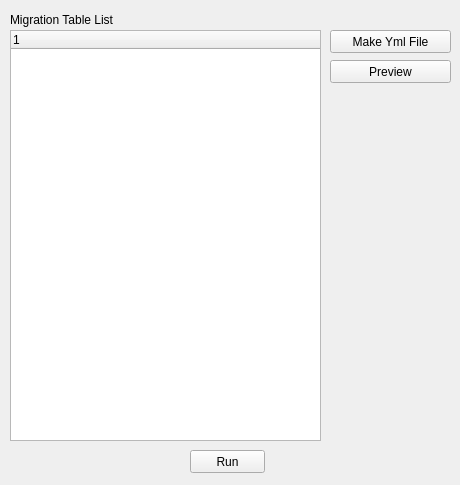
Old version of the form ui/summary.ui in the repository jihyoo0205/embulk.
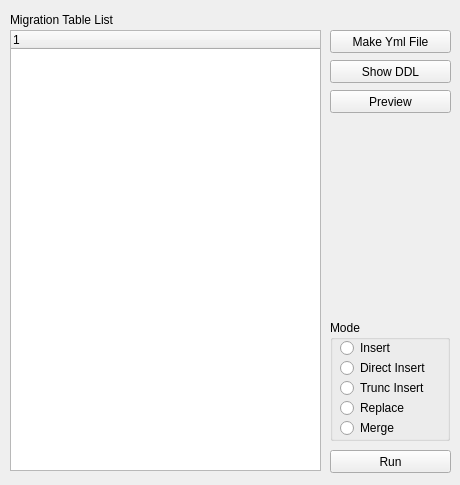
New version of the form.

Commit message: insert mode 추가

Diff of the .ui file:
```diff
--- a/ui/summary.ui
+++ b/ui/summary.ui
@@ -28,9 +28,9 @@
   <widget class="QPushButton" name="pushButtonRun">
    <property name="geometry">
     <rect>
-     <x>190</x>
+     <x>330</x>
      <y>450</y>
-     <width>75</width>
+     <width>121</width>
      <height>23</height>
     </rect>
    </property>
@@ -70,7 +70,7 @@
      <x>10</x>
      <y>30</y>
      <width>311</width>
-     <height>411</height>
+     <height>441</height>
     </rect>
    </property>
    <column>
@@ -83,7 +83,7 @@
    <property name="geometry">
     <rect>
      <x>330</x>
-     <y>60</y>
+     <y>90</y>
      <width>121</width>
      <height>23</height>
     </rect>
@@ -92,6 +92,104 @@
     <string>Preview</string>
    </property>
   </widget>
+  <widget class="QGroupBox" name="groupBoxMode">
+   <property name="geometry">
+    <rect>
+     <x>330</x>
+     <y>320</y>
+     <width>120</width>
+     <height>121</height>
+    </rect>
+   </property>
+   <property name="title">
+    <string>Mode</string>
+   </property>
+   <widget class="QRadioButton" name="radioButtonMerge">
+    <property name="geometry">
+     <rect>
+      <x>10</x>
+      <y>100</y>
+      <width>90</width>
+      <height>16</height>
+     </rect>
+    </property>
+    <property name="text">
+     <string>Merge</string>
+    </property>
+   </widget>
+   <widget class="QRadioButton" name="radioButtonInsert">
+    <property name="geometry">
+     <rect>
+      <x>10</x>
+      <y>20</y>
+      <width>90</width>
+      <height>16</height>
+     </rect>
+    </property>
+    <property name="text">
+     <string>Insert</string>
+    </property>
+   </widget>
+   <widget class="QRadioButton" name="radioButtonDirect">
+    <property name="geometry">
+     <rect>
+      <x>10</x>
+      <y>40</y>
+      <width>90</width>
+      <height>16</height>
+     </rect>
+    </property>
+    <property name="text">
+     <string>Direct Insert</string>
+    </property>
+   </widget>
+   <widget class="QRadioButton" name="radioButtonReplace">
+    <property name="geometry">
+     <rect>
+      <x>10</x>
+      <y>80</y>
+      <width>90</width>
+      <height>16</height>
+     </rect>
+    </property>
+    <property name="text">
+     <string>Replace</string>
+    </property>
+   </widget>
+   <widget class="QRadioButton" name="radioButtonTrunc">
+    <property name="geometry">
+     <rect>
+      <x>10</x>
+      <y>60</y>
+      <width>90</width>
+      <height>16</height>
+     </rect>
+    </property>
+    <property name="text">
+     <string>Trunc Insert</string>
+    </property>
+   </widget>
+  </widget>
+  <widget class="QPushButton" name="pushButtonShowDDL">
+   <property name="geometry">
+    <rect>
+     <x>330</x>
+     <y>60</y>
+     <width>121</width>
+     <height>23</height>
+    </rect>
+   </property>
+   <property name="text">
+    <string>Show DDL</string>
+   </property>
+  </widget>
+  <zorder>groupBoxMode</zorder>
+  <zorder>pushButtonRun</zorder>
+  <zorder>labelMigTableList</zorder>
+  <zorder>pushButtonMakeYmlFile</zorder>
+  <zorder>treeViewMigTables</zorder>
+  <zorder>pushButtonPreview</zorder>
+  <zorder>pushButtonShowDDL</zorder>
  </widget>
  <resources/>
  <connections/>
```
The commit also changes 2 other files.
